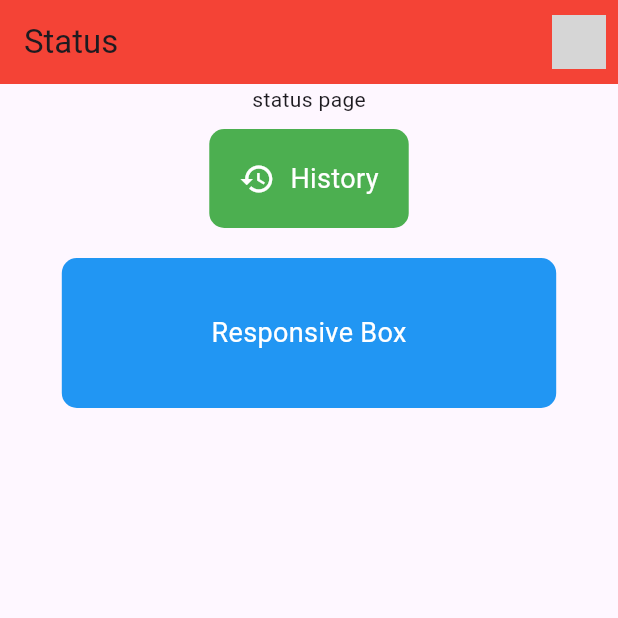
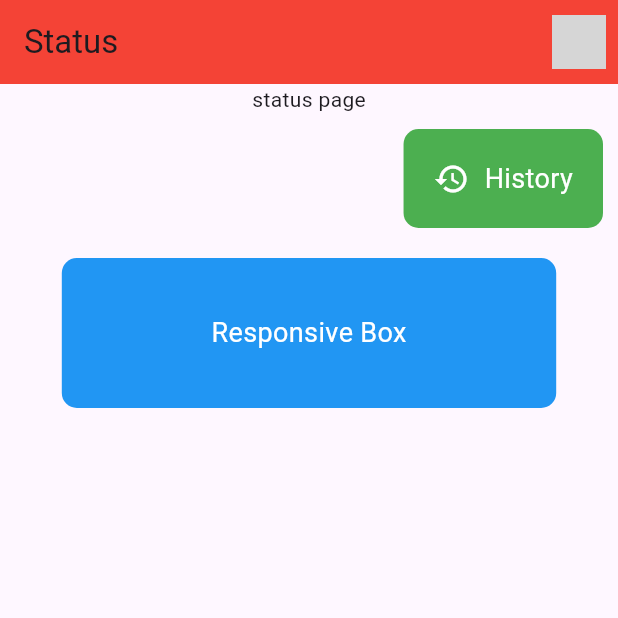
Before and after one commit to MhmdSalman18/Ecomap, a Flutter app: the screen it shows after launch, on a phone screen of 412 x 824 dp, the top half of it. Run offline on Flutter 3.47's test engine with Material 3 defaults, Android fonts, the phone set to English and light mode, and no system bars; our stand-ins replace camera, image_picker; network calls fail; grey boxes are pictures that could not be loaded.

Commit message:
added status page

```diff
--- a/lib/status.dart
+++ b/lib/status.dart
@@ -1,6 +1,7 @@
 import 'package:ecomap/BottomNavigationBar.dart';
 import 'package:ecomap/CustomDrawer.dart';
 import 'package:ecomap/REGISTRATION/account.dart';
+import 'package:ecomap/statushistory.dart';
 import 'package:flutter/material.dart';
 
 class StatusPage extends StatefulWidget {
@@ -44,7 +45,20 @@ class _StatusPageState extends State<StatusPage> {
         child: Column(
           children: [
             Text("status page"),
-            Container(
+            Row(
+              mainAxisAlignment:
+                  MainAxisAlignment.end, // Align the row's content to the right
+              children: [
+                GestureDetector(
+                   onTap: () {
+                  Navigator.push(
+                    context,
+                    MaterialPageRoute(
+                      builder: (context) => const StatusHistoryPage(),
+                    ),
+                  );
+                },
+                  child: Container(
                     margin: const EdgeInsets.all(10.0),
                     padding: const EdgeInsets.all(20.0),
                     decoration: BoxDecoration(
@@ -54,8 +68,6 @@ class _StatusPageState extends State<StatusPage> {
                     child: Row(
                       mainAxisSize:
                           MainAxisSize.min, // Makes the width wrap the content
-                mainAxisAlignment:
-                    MainAxisAlignment.end, // Align content to the right
                       children: const [
                         Icon(Icons.history, color: Colors.white),
                         SizedBox(width: 10.0),
@@ -65,6 +77,10 @@ class _StatusPageState extends State<StatusPage> {
                         ),
                       ],
                     ),
+                  ),
+                ),
+
+              ],
             ),
             Container(
               margin: const EdgeInsets.all(10.0),
```
Also changed, not shown: lib/statushistory.dart (added, +15 -0 lines). Lines whose indentation alone changed are shown as unchanged.
